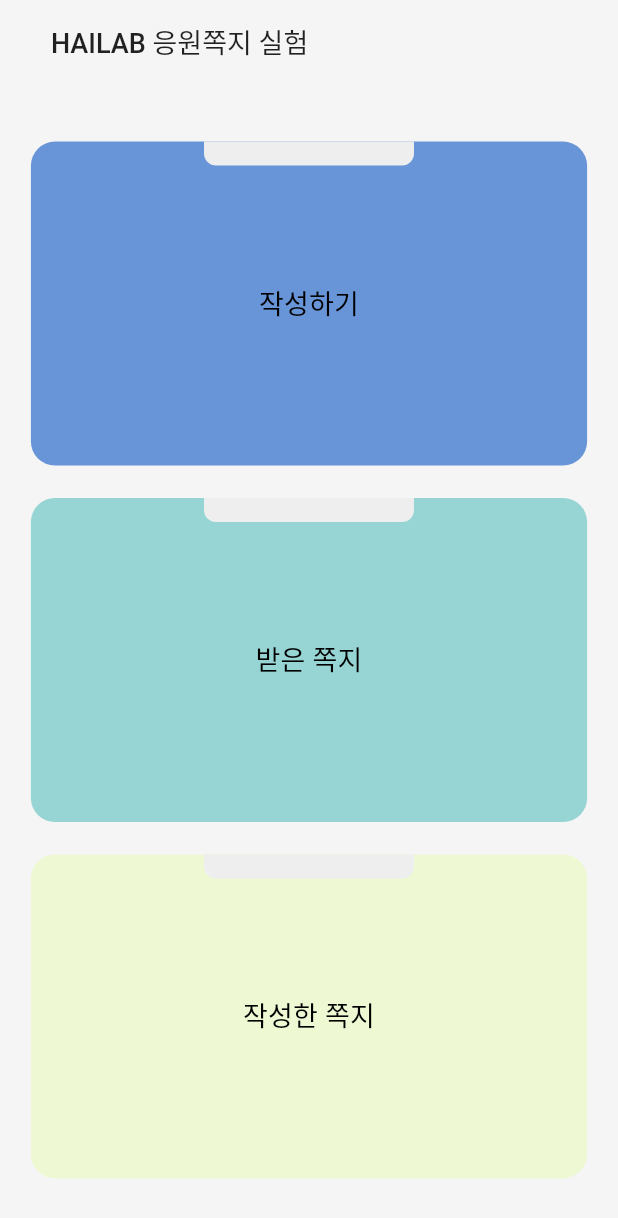
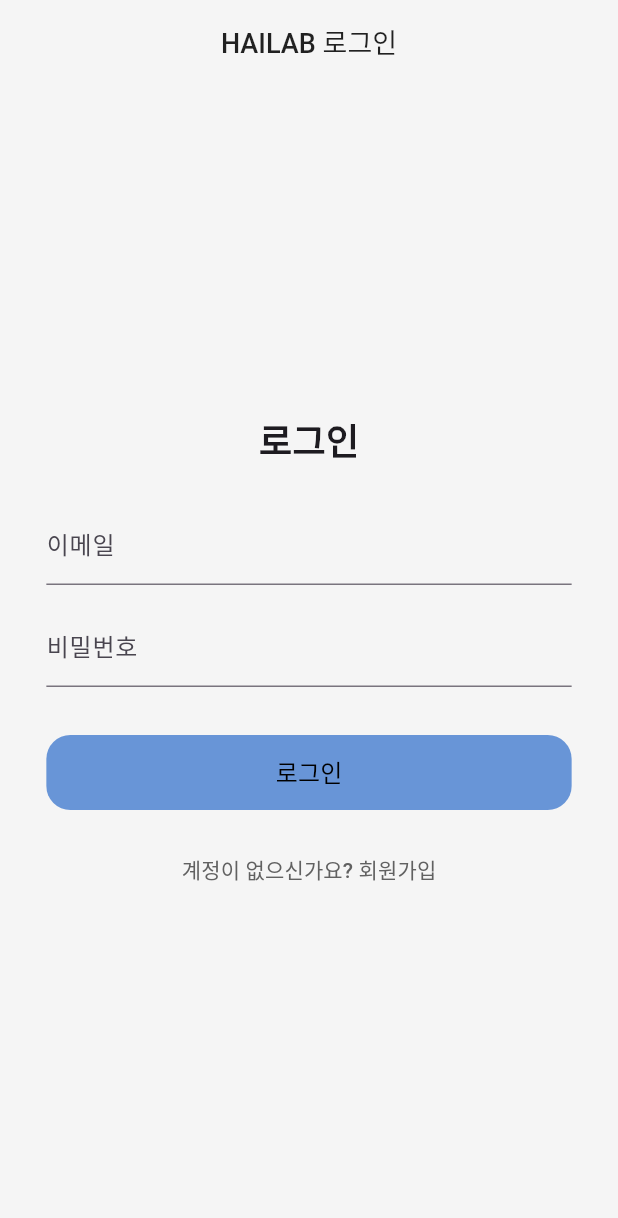
Before and after one commit to MareuTiseu/hailab_cheering, a Flutter app: the screen it shows after launch, on a phone screen of 412 x 824 dp. Shown: the top 1218 px of the screen. Run offline on Flutter 3.47's test engine with Material 3 defaults, Android fonts, the phone set to English and light mode, and no system bars; our stand-ins replace cloud_firestore, firebase_auth, firebase_core; accounts and stored records are empty.

Commit message:
Done: firebase

```diff
--- /dev/null
+++ b/cheering/firestore.indexes.json
@@ -0,0 +1,4 @@
+{
+  "indexes": [],
+  "fieldOverrides": []
+}
--- a/cheering/lib/main.dart
+++ b/cheering/lib/main.dart
@@ -1,8 +1,26 @@
 import 'package:flutter/material.dart';
+import 'firebase_options.dart';
+import 'package:firebase_core/firebase_core.dart';
+import 'package:firebase_auth/firebase_auth.dart';
 import './screen/home_screen.dart';
+import './screen/splash_screen.dart';
+import './screen/login_screen.dart';
 
-void main() {
-  runApp(const MyApp());
+void main() async{
+  WidgetsFlutterBinding.ensureInitialized();  // firebase 사용하려면 비동기 방식의 초기화가 먼저 필요. 자세히 이해 못함.
+  try {
+    await Firebase.initializeApp(
+      options: DefaultFirebaseOptions.currentPlatform,
+    );
+    runApp(const MyApp());
+  } catch (e) {
+    print('Firebase 초기화 실패: $e');
+  }
+
+  // await Firebase.initializeApp(
+  //   options: DefaultFirebaseOptions.currentPlatform,
+  // );
+  // runApp(const MyApp());
 }
 
 class MyApp extends StatelessWidget {
@@ -12,7 +30,18 @@ class MyApp extends StatelessWidget {
 
     return MaterialApp(
       title: 'HAILAB Cheering App',
-      home: HomeScreen(),
+      home: StreamBuilder<User?>(
+        stream: FirebaseAuth.instance.authStateChanges(),
+        builder: (context, snapshot) {
+          if (snapshot.connectionState == ConnectionState.waiting) {
+            return SplashScreen(); // 로딩화면
+          } else if (snapshot.hasData) {
+            return HomeScreen(); // 로그인된 상태
+          } else {
+            return LoginScreen(); // 로그인 필요
+          }
+        },
+      ),
     );
   }
 }
--- /dev/null
+++ b/cheering/lib/screen/login_screen.dart
@@ -0,0 +1,168 @@
+import 'package:flutter/material.dart';
+import 'package:firebase_auth/firebase_auth.dart';
+import 'home_screen.dart';
+
+class LoginScreen extends StatefulWidget {
+  const LoginScreen({super.key});
+
+  @override
+  State<LoginScreen> createState() => _LoginScreenState();
+}
+
+class _LoginScreenState extends State<LoginScreen> {
+  final _emailController = TextEditingController();
+  final _passwordController = TextEditingController();
+  bool _isLogin = true; // true면 로그인, false면 회원가입
+  bool _isLoading = false;
+  final _auth = FirebaseAuth.instance;
+
+  Future<void> _submit() async {
+    setState(() {
+      _isLoading = true;
+    });
+
+    try {
+      if (_isLogin) {
+        await _auth.signInWithEmailAndPassword(
+          email: _emailController.text.trim(),
+          password: _passwordController.text,
+        );
+      } else {
+        await _auth.createUserWithEmailAndPassword(
+          email: _emailController.text.trim(),
+          password: _passwordController.text,
+        );
+      }
+
+      Navigator.pushReplacement(
+        context,
+        MaterialPageRoute(builder: (context) => const HomeScreen()),
+      );
+    } on FirebaseAuthException catch (e) {
+      String message = '오류가 발생했습니다.';
+      switch (e.code) {
+        case 'invalid-email':
+          message = '이메일 형식이 올바르지 않습니다.';
+          break;
+        case 'user-disabled':
+          message = '비활성화된 계정입니다.';
+          break;
+        case 'user-not-found':
+          message = '존재하지 않는 사용자입니다.';
+          break;
+        case 'wrong-password':
+          message = '비밀번호가 틀렸습니다.';
+          break;
+        case 'email-already-in-use':
+          message = '이미 가입된 이메일입니다.';
+          break;
+        case 'weak-password':
+          message = '비밀번호는 최소 6자 이상이어야 합니다.';
+          break;
+        case 'operation-not-allowed':
+          message = '이메일 가입이 현재 허용되지 않습니다. 관리자에게 문의해주세요.';
+          break;
+        default:
+          message = '알 수 없는 오류가 발생했습니다. (${e.code})';
+      }
+      if (e.code == 'user-not-found') message = '존재하지 않는 사용자입니다.';
+      else if (e.code == 'wrong-password') message = '비밀번호가 틀렸습니다.';
+      else if (e.code == 'email-already-in-use') message = '이미 가입된 이메일입니다.';
+
+      ScaffoldMessenger.of(context).showSnackBar(SnackBar(content: Text(message)));
+    } finally {
+      setState(() {
+        _isLoading = false;
+      });
+    }
+  }
+
+  Color lightenColor(Color color, [double amount = 0.2]) {
+    final hsl = HSLColor.fromColor(color);
+    final lightened = hsl.withLightness((hsl.lightness + amount).clamp(0.0, 1.0));
+    return lightened.toColor();
+  }
+
+  @override
+  Widget build(BuildContext context) {
+    return Scaffold(
+      backgroundColor: Colors.grey.shade100,
+      appBar: AppBar(
+        backgroundColor: Colors.grey.shade100,
+        elevation: 0,
+        title: Text(
+          'HAILAB 로그인',
+          style: TextStyle(
+            color: Colors.black87,
+            fontSize: 18,
+            fontWeight: FontWeight.w500,
+          ),
+        ),
+        centerTitle: true,
+      ),
+      body: Align(
+        alignment: Alignment.center,
+        child: FractionallySizedBox(
+          widthFactor: 0.85,
+          heightFactor: 0.8,
+          child: Column(
+            mainAxisAlignment: MainAxisAlignment.center,
+            children: [
+              Text(
+                _isLogin ? '로그인' : '회원가입',
+                style: const TextStyle(fontSize: 24, fontWeight: FontWeight.bold),
+              ),
+              const SizedBox(height: 24),
+              TextField(
+                controller: _emailController,
+                decoration: const InputDecoration(labelText: '이메일'),
+                keyboardType: TextInputType.emailAddress,
+              ),
+              const SizedBox(height: 12),
+              TextField(
+                controller: _passwordController,
+                decoration: const InputDecoration(labelText: '비밀번호'),
+                obscureText: true,
+              ),
+              const SizedBox(height: 32),
+              SizedBox(
+                width: double.infinity,
+                height: 50,
+                child: TextButton(
+                  onPressed: _submit,
+                  style: TextButton.styleFrom(
+                    backgroundColor: lightenColor(Color(0xFF2D61AC), 0.2),
+                    foregroundColor: Colors.black,
+                    shape: RoundedRectangleBorder(
+                      borderRadius: BorderRadius.circular(16),
+                    ),
+                  ),
+                  child: _isLoading
+                      ? CircularProgressIndicator(color: Colors.white)
+                      : Text(
+                    _isLogin ? '로그인' : '회원가입',
+                    style: TextStyle(fontSize: 16, fontWeight: FontWeight.w500),
+                  ),
+                ),
+              ),
+              const SizedBox(height: 16),
+              TextButton(
+                onPressed: () {
+                  setState(() {
+                    _isLogin = !_isLogin;
+                  });
+                },
+                child: Text(
+                  _isLogin
+                      ? '계정이 없으신가요? 회원가입'
+                      : '이미 계정이 있으신가요? 로그인',
+                  style: TextStyle(fontSize: 14, color: Colors.grey.shade700),
+                ),
+              ),
+            ],
+          ),
+        ),
+      ),
+    );
+  }
+}
--- a/cheering/pubspec.yaml
+++ b/cheering/pubspec.yaml
@@ -34,6 +34,9 @@ dependencies:
   # The following adds the Cupertino Icons font to your application.
   # Use with the CupertinoIcons class for iOS style icons.
   cupertino_icons: ^1.0.8
+  cloud_firestore: ^5.6.11
+  firebase_core: ^3.15.1
+  firebase_auth: ^5.6.2
 
 dev_dependencies:
   flutter_test:
```
Also changed, not shown: cheering/lib/screen/gpt_screen.dart (+43 -11 lines), cheering/lib/screen/received_screen.dart (+75 -37 lines), cheering/lib/screen/splash_screen.dart (added, +29 -0 lines), cheering/lib/screen/writing_screen.dart (+12 -7 lines), cheering/lib/screen/wrote_screen.dart (+76 -48 lines), cheering/firebase.json (added), cheering/lib/firebase_options.dart (added), cheering/pubspec.lock, 5 other files.
